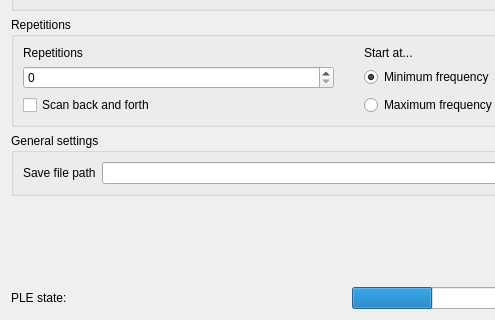
Before: the Qt Designer form src/DynExpManager/Modules/LaserScanningSpectroscopy/LaserScanningSpectroscopy.ui in jbopp/dynexp, drawn with Qt 5; both pictures show x 0 to 495 and y 261 to 581 of the 698 by 581 pixel window.
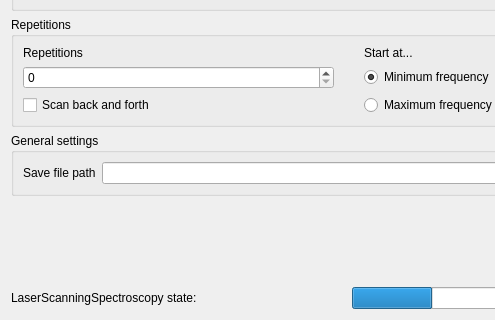
After: the same form once the commit is applied. Icons and pictures are not drawn.

Commit message: Finished LaserScanningSpectroscopy Module

```diff
--- a/src/DynExpManager/Modules/LaserScanningSpectroscopy/LaserScanningSpectroscopy.ui
+++ b/src/DynExpManager/Modules/LaserScanningSpectroscopy/LaserScanningSpectroscopy.ui
@@ -333,7 +333,7 @@
      <item>
       <widget class="QLabel" name="LPLEState">
        <property name="text">
-        <string>PLE state:</string>
+        <string>LaserScanningSpectroscopy state:</string>
        </property>
       </widget>
      </item>
```
Left out of the diff: 18 changed lines with no effect on the pictures. The commit also changes 4 other files.
